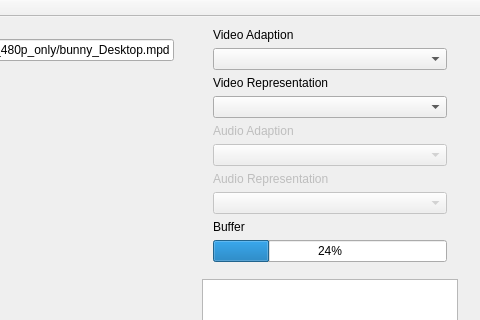
The window that libdash/qtsampleplayer/qtsampleplayer.ui (bitmovin/libdash) describes before a commit, drawn with Qt 5; both pictures show x 426 to 906 and y 0 to 320 of the 906 by 516 pixel window.
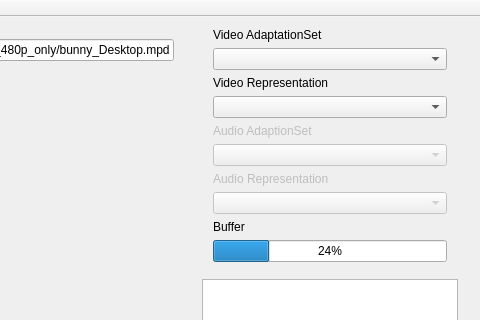
The same window after the commit.

Commit message: Refined Adaptation labels

Patch:
```diff
--- a/libdash/qtsampleplayer/qtsampleplayer.ui
+++ b/libdash/qtsampleplayer/qtsampleplayer.ui
@@ -78,7 +78,7 @@
           <item>
            <widget class="QLabel" name="label">
             <property name="text">
-             <string>Video Adaption</string>
+             <string>Video AdaptationSet</string>
             </property>
            </widget>
           </item>
@@ -101,7 +101,7 @@
              <bool>false</bool>
             </property>
             <property name="text">
-             <string>Audio Adaption</string>
+             <string>Audio AdaptionSet</string>
             </property>
            </widget>
           </item>
```
The commit also changes 2 other files.
